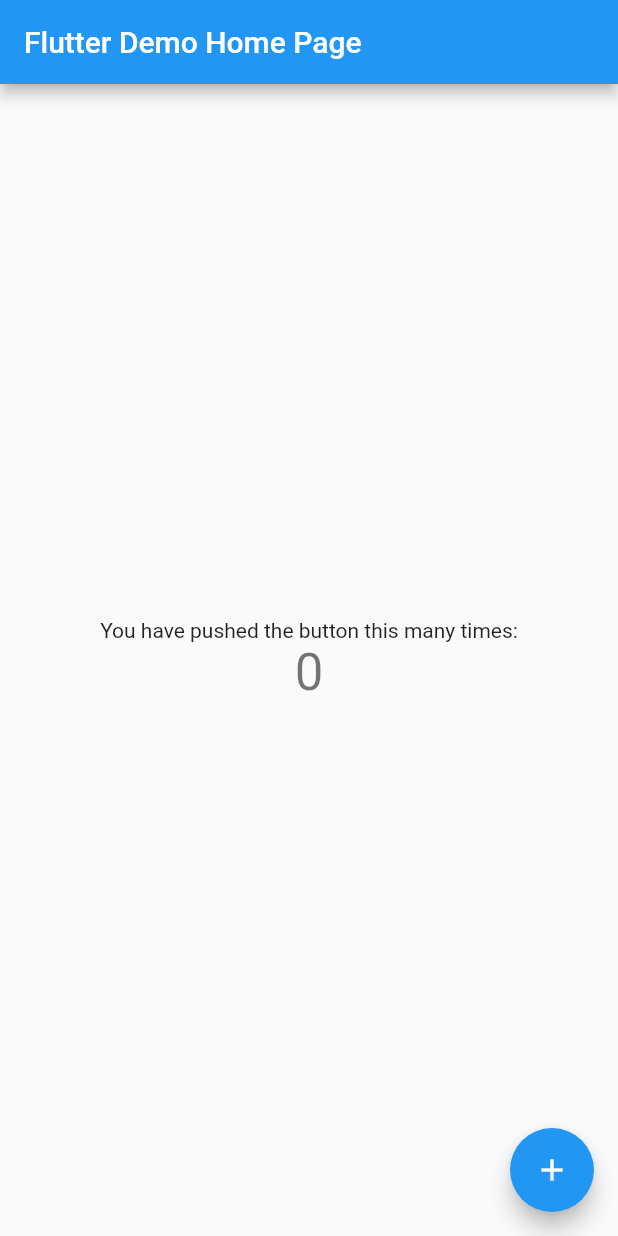
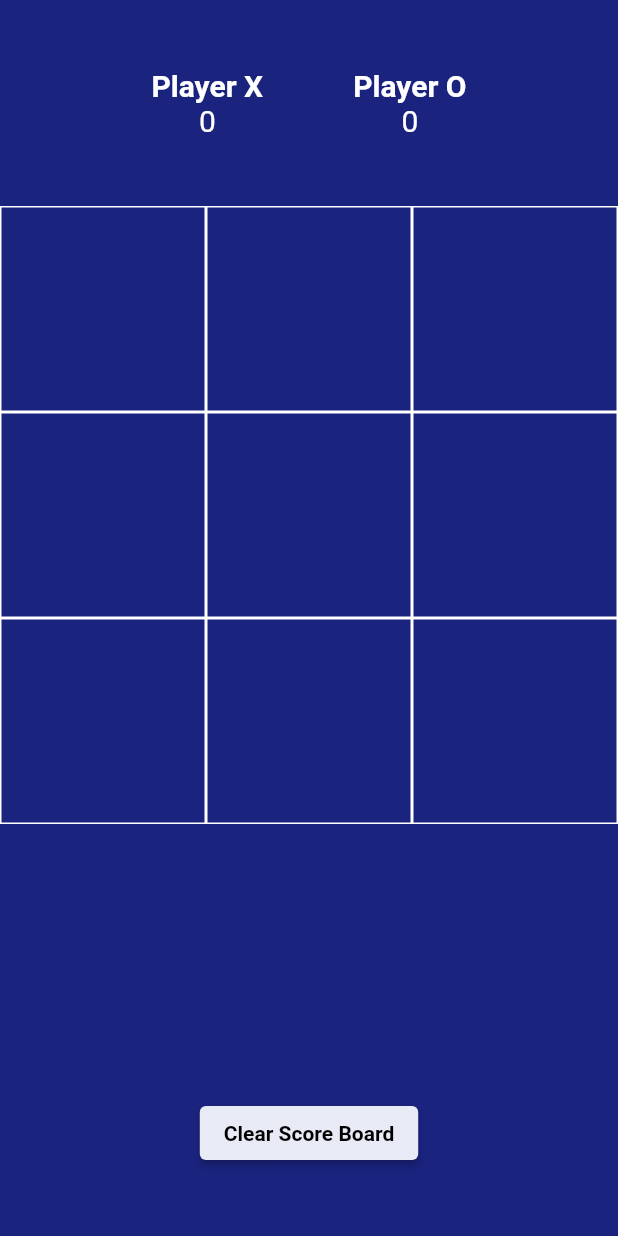
Before and after one commit to heather-cunningham/tic_tac_toe, a Flutter app: the screen it shows after launch, on a phone screen of 412 x 824 dp. Run offline on Flutter 3.47's test engine with Material 2 defaults, Android fonts, the phone set to English and light mode, and no system bars.

Commit message:
start: Set up entire tic-tac-toe game

```diff
--- a/lib/main.dart
+++ b/lib/main.dart
@@ -1,115 +1,274 @@
 import 'package:flutter/material.dart';
 
-void main() {
-  runApp(const MyApp());
-}
+void main() => runApp(const TicTacToeApp());
 
-class MyApp extends StatelessWidget {
-  const MyApp({super.key});
+class TicTacToeApp extends StatelessWidget {
+  const TicTacToeApp({super.key});
 
-  // This widget is the root of your application.
   @override
   Widget build(BuildContext context) {
-    return MaterialApp(
-      title: 'Flutter Demo',
-      theme: ThemeData(
-        // This is the theme of your application.
-        //
-        // Try running your application with "flutter run". You'll see the
-        // application has a blue toolbar. Then, without quitting the app, try
-        // changing the primarySwatch below to Colors.green and then invoke
-        // "hot reload" (press "r" in the console where you ran "flutter run",
-        // or simply save your changes to "hot reload" in a Flutter IDE).
-        // Notice that the counter didn't reset back to zero; the application
-        // is not restarted.
-        primarySwatch: Colors.blue,
-      ),
-      home: const MyHomePage(title: 'Flutter Demo Home Page'),
+    return const MaterialApp(
+      title: 'Tic Tac Toe',
+      home: HomePage(title: 'Tic Tac Toe'),
     );
   }
 }
 
-class MyHomePage extends StatefulWidget {
-  const MyHomePage({super.key, required this.title});
-
-  // This widget is the home page of your application. It is stateful, meaning
-  // that it has a State object (defined below) that contains fields that affect
-  // how it looks.
-
-  // This class is the configuration for the state. It holds the values (in this
-  // case the title) provided by the parent (in this case the App widget) and
-  // used by the build method of the State. Fields in a Widget subclass are
-  // always marked "final".
-
+class HomePage extends StatefulWidget {
+  const HomePage({super.key, required this.title});
   final String title;
 
   @override
-  State<MyHomePage> createState() => _MyHomePageState();
+  State<HomePage> createState() => _HomePageState();
 }
 
-class _MyHomePageState extends State<MyHomePage> {
-  int _counter = 0;
-
-  void _incrementCounter() {
-    setState(() {
-      // This call to setState tells the Flutter framework that something has
-      // changed in this State, which causes it to rerun the build method below
-      // so that the display can reflect the updated values. If we changed
-      // _counter without calling setState(), then the build method would not be
-      // called again, and so nothing would appear to happen.
-      _counter++;
-    });
-  }
+class _HomePageState extends State<HomePage> {
+  // 1st player is O
+  bool oTurn = true;
+  List<String> displayElement = ['', '', '', '', '', '', '', '', ''];
+  int oScore = 0;
+  int xScore = 0;
+  int filledBoxes = 0;
 
   @override
   Widget build(BuildContext context) {
-    // This method is rerun every time setState is called, for instance as done
-    // by the _incrementCounter method above.
-    //
-    // The Flutter framework has been optimized to make rerunning build methods
-    // fast, so that you can just rebuild anything that needs updating rather
-    // than having to individually change instances of widgets.
     return Scaffold(
-      appBar: AppBar(
-        // Here we take the value from the MyHomePage object that was created by
-        // the App.build method, and use it to set our appbar title.
-        title: Text(widget.title),
-      ),
-      body: Center(
-        // Center is a layout widget. It takes a single child and positions it
-        // in the middle of the parent.
+      backgroundColor: Colors.indigo[900],
+      body: Column(
+        children: <Widget>[
+          Expanded(
+
+            // creating the ScoreBoard
+            child: Container(
+              child: Row(
+                mainAxisAlignment: MainAxisAlignment.center,
+                children: <Widget>[
+                  Padding(
+                    padding: const EdgeInsets.all(30.0),
                     child: Column(
-          // Column is also a layout widget. It takes a list of children and
-          // arranges them vertically. By default, it sizes itself to fit its
-          // children horizontally, and tries to be as tall as its parent.
-          //
-          // Invoke "debug painting" (press "p" in the console, choose the
-          // "Toggle Debug Paint" action from the Flutter Inspector in Android
-          // Studio, or the "Toggle Debug Paint" command in Visual Studio Code)
-          // to see the wireframe for each widget.
-          //
-          // Column has various properties to control how it sizes itself and
-          // how it positions its children. Here we use mainAxisAlignment to
-          // center the children vertically; the main axis here is the vertical
-          // axis because Columns are vertical (the cross axis would be
-          // horizontal).
                       mainAxisAlignment: MainAxisAlignment.center,
                       children: <Widget>[
                         const Text(
-              'You have pushed the button this many times:',
+                          'Player X',
+                          style: TextStyle(fontSize: 20,
+                              fontWeight: FontWeight.bold,
+                              color: Colors.white),
                         ),
                         Text(
-              '$_counter',
-              style: Theme.of(context).textTheme.headline4,
+                          xScore.toString(),
+                          style: TextStyle(fontSize: 20,color: Colors.white),
                         ),
                       ],
                     ),
                   ),
-      floatingActionButton: FloatingActionButton(
-        onPressed: _incrementCounter,
-        tooltip: 'Increment',
-        child: const Icon(Icons.add),
-      ), // This trailing comma makes auto-formatting nicer for build methods.
+                  Padding(
+                    padding: const EdgeInsets.all(30.0),
+                    child: Column(
+                      mainAxisAlignment: MainAxisAlignment.center,
+                      children: <Widget>[
+                        const Text('Player O', style: TextStyle(fontSize: 20,
+                            fontWeight: FontWeight.bold,
+                            color: Colors.white)
+                        ),
+                        Text(
+                          oScore.toString(),
+                          style: TextStyle(fontSize: 20,color: Colors.white),
+                        ),
+                      ],
+                    ),
+                  ),
+                ],
+              ),
+            ),
+          ),
+          Expanded(
+
+            // Creating the Board for Tic tac toe
+            flex: 4,
+            child: GridView.builder(
+                itemCount: 9,
+                gridDelegate: const SliverGridDelegateWithFixedCrossAxisCount(
+                    crossAxisCount: 3),
+                itemBuilder: (BuildContext context, int index) {
+                  return GestureDetector(
+                    onTap: () {
+                      _tapped(index);
+                    },
+                    child: Container(
+                      decoration: BoxDecoration(
+                          border: Border.all(color: Colors.white)),
+                      child: Center(
+                        child: Text(
+                          displayElement[index],
+                          style: const TextStyle(color: Colors.white, fontSize: 35),
+                        ),
+                      ),
+                    ),
+                  );
+                }),
+          ),
+          Expanded(
+
+            // Button for Clearing the Enter board
+            // as well as Scoreboard to start allover again
+              child: Container(
+                child: Row(
+                  mainAxisAlignment: MainAxisAlignment.center,
+                  children: <Widget>[
+                    ElevatedButton(
+                      style: ElevatedButton.styleFrom(
+                        backgroundColor: Colors.indigo[50],
+                        foregroundColor: Colors.black,
+                        textStyle: const TextStyle(
+                          fontSize: 14,
+                          fontStyle: FontStyle.normal,
+                          fontWeight: FontWeight.bold
+                        )
+                      ),
+                      onPressed: _clearScoreBoard,
+                      child: const Text("Clear Score Board"),
+                    ),
+                  ],
+                ),
+              ))
+        ],
+      ),
     );
   }
+
+  // filling the boxes when tapped with X
+  // or O respectively and then checking the winner function
+  void _tapped(int index) {
+    setState(() {
+      if (oTurn && displayElement[index] == '') {
+        displayElement[index] = 'O';
+        filledBoxes++;
+      } else if (!oTurn && displayElement[index] == '') {
+        displayElement[index] = 'X';
+        filledBoxes++;
       }
+
+      oTurn = !oTurn;
+      _checkWinner();
+    });
+  }
+
+  void _checkWinner() {
+    // Checking rows
+    if (displayElement[0] == displayElement[1] &&
+        displayElement[0] == displayElement[2] &&
+        displayElement[0] != '') {
+      _showWinDialog(displayElement[0]);
+    }
+    if (displayElement[3] == displayElement[4] &&
+        displayElement[3] == displayElement[5] &&
+        displayElement[3] != '') {
+      _showWinDialog(displayElement[3]);
+    }
+    if (displayElement[6] == displayElement[7] &&
+        displayElement[6] == displayElement[8] &&
+        displayElement[6] != '') {
+      _showWinDialog(displayElement[6]);
+    }
+
+    // Checking Column
+    if (displayElement[0] == displayElement[3] &&
+        displayElement[0] == displayElement[6] &&
+        displayElement[0] != '') {
+      _showWinDialog(displayElement[0]);
+    }
+    if (displayElement[1] == displayElement[4] &&
+        displayElement[1] == displayElement[7] &&
+        displayElement[1] != '') {
+      _showWinDialog(displayElement[1]);
+    }
+    if (displayElement[2] == displayElement[5] &&
+        displayElement[2] == displayElement[8] &&
+        displayElement[2] != '') {
+      _showWinDialog(displayElement[2]);
+    }
+
+    // Checking Diagonal
+    if (displayElement[0] == displayElement[4] &&
+        displayElement[0] == displayElement[8] &&
+        displayElement[0] != '') {
+      _showWinDialog(displayElement[0]);
+    }
+    if (displayElement[2] == displayElement[4] &&
+        displayElement[2] == displayElement[6] &&
+        displayElement[2] != '') {
+      _showWinDialog(displayElement[2]);
+    } else if (filledBoxes == 9) {
+      _showDrawDialog();
+    }
+  } // end fcn _checkWinner()
+
+  void _showWinDialog(String winner) {
+    showDialog(
+        barrierDismissible: false,
+        context: context,
+        builder: (BuildContext context) {
+          return AlertDialog(
+            title: Text("\" " + winner + " \" is Winner!!!"),
+            actions: [
+              ElevatedButton(
+                child: const Text("Play Again"),
+                onPressed: () {
+                  _clearBoard();
+                  Navigator.of(context).pop();
+                },
+              )
+            ],
+          );
+        });
+
+    if (winner == 'O') {
+      oScore++;
+    } else if (winner == 'X') {
+      xScore++;
+    }
+  }
+
+  void _showDrawDialog() {
+    showDialog(
+        barrierDismissible: false,
+        context: context,
+        builder: (BuildContext context) {
+          return AlertDialog(
+            title: Text("Draw"),
+            actions: [
+              ElevatedButton(
+                child: const Text("Play Again"),
+                onPressed: () {
+                  _clearBoard();
+                  Navigator.of(context).pop();
+                },
+              )
+            ],
+          );
+        });
+  } // end fcn _showWinDialog()
+
+
+  void _clearBoard() {
+    setState(() {
+      for (int i = 0; i < 9; i++) {
+        displayElement[i] = '';
+      }
+    });
+
+    filledBoxes = 0;
+  }
+
+  void _clearScoreBoard() {
+    setState(() {
+      xScore = 0;
+      oScore = 0;
+      for (int i = 0; i < 9; i++) {
+        displayElement[i] = '';
+      }
+    });
+    filledBoxes = 0;
+  }
+
+} // end class _HomePageState
```
Also changed, not shown: 1 other file. Lines whose indentation alone changed are shown as unchanged.
